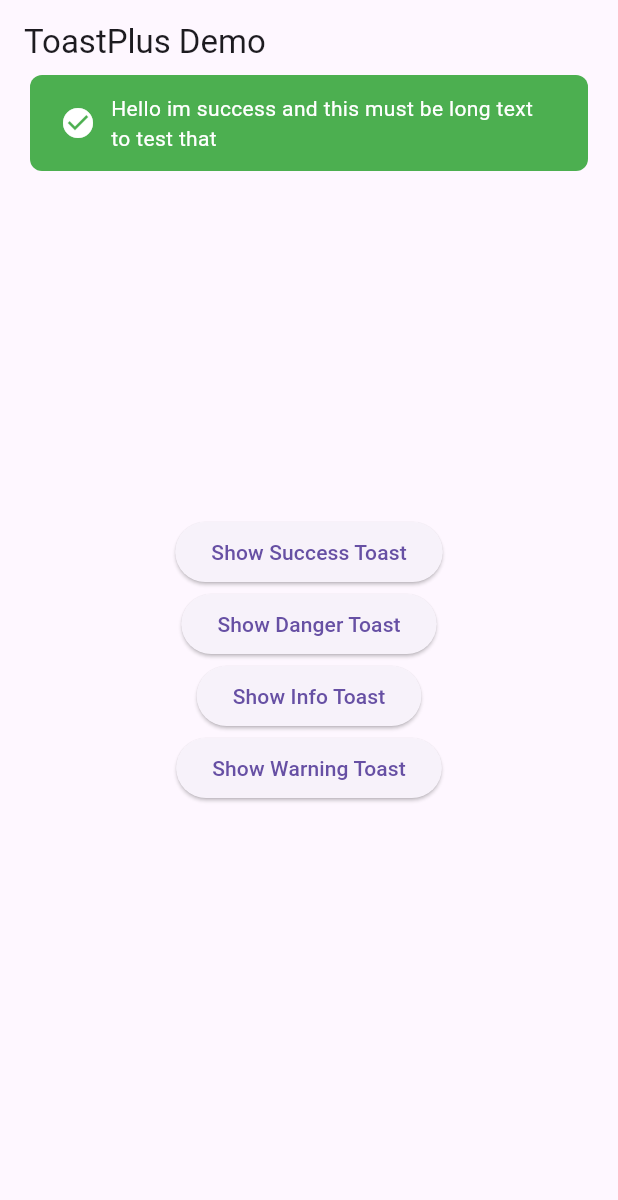
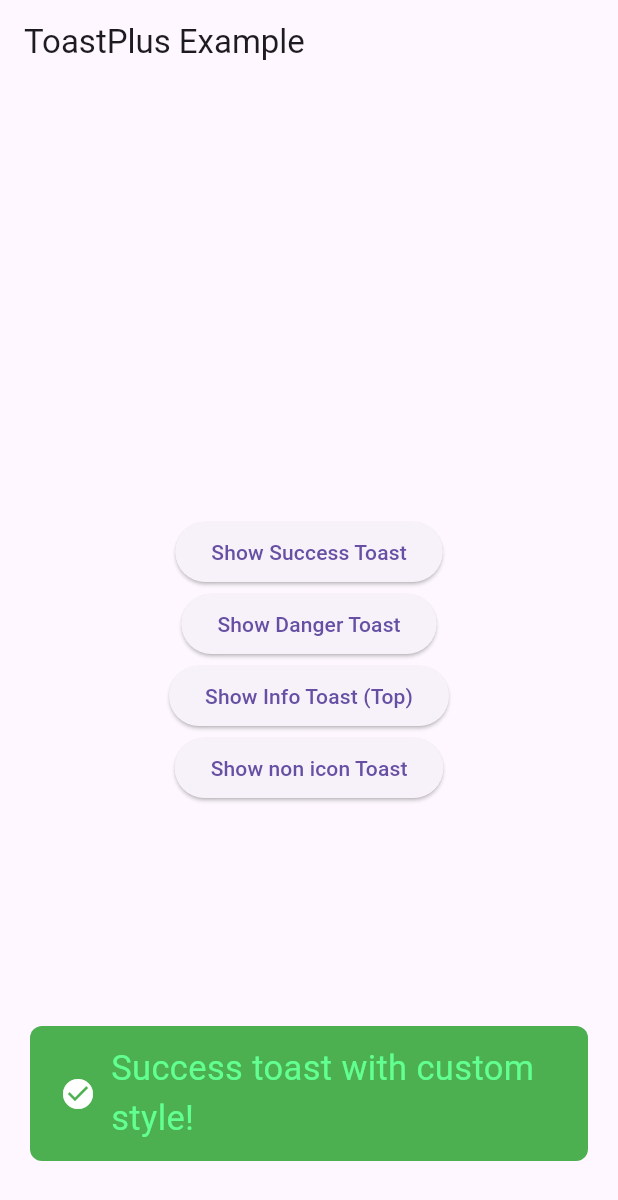
Before and after one commit to KhaledAl2mri/toast_plus, a Flutter app: the screen it shows after launch, after a tap on "Show Success Toast", on a phone screen of 412 x 824 dp. Shown: the top 1200 px of the screen. Run offline on Flutter 3.47's test engine with Material 3 defaults, Android fonts, the phone set to English and light mode, and no system bars.

Commit message:
new version with some update

```diff
--- a/example/lib/main.dart
+++ b/example/lib/main.dart
@@ -9,48 +9,71 @@ class MyApp extends StatelessWidget {
   @override
   Widget build(BuildContext context) {
     return MaterialApp(
-      title: 'ToastPlus Demo',
-      home: HomePage(),
+      title: 'ToastPlus Example',
+      theme: ThemeData(
+        primarySwatch: Colors.blue,
+      ),
+      home: HomeScreen(),
     );
   }
 }
 
-class HomePage extends StatelessWidget {
-  void _showToast(BuildContext context, ToastType type) {
-    ToastPlus.show(context,
-        message:
-            "Hello im ${type.toString().split('.').last} and this must be long text to test that",
-        type: type,
-        duration: const Duration(seconds: 3),
-        isRTL: false,
-        position: ToastPosition.top);
-  }
-
+class HomeScreen extends StatelessWidget {
   @override
   Widget build(BuildContext context) {
     return Scaffold(
       appBar: AppBar(
-        title: Text('ToastPlus Demo'),
+        title: Text('ToastPlus Example'),
       ),
       body: Center(
         child: Column(
           mainAxisAlignment: MainAxisAlignment.center,
-          children: <Widget>[
+          children: [
             ElevatedButton(
-              onPressed: () => _showToast(context, ToastType.success),
+              onPressed: () {
+                ToastPlus.show(
+                  context,
+                  message: "Success toast with custom style!",
+                  type: ToastType.success,
+                  textStyle: TextStyle(
+                      color: Color.fromARGB(255, 98, 255, 145), fontSize: 23),
+                );
+              },
               child: Text('Show Success Toast'),
             ),
             ElevatedButton(
-              onPressed: () => _showToast(context, ToastType.danger),
+              onPressed: () {
+                ToastPlus.show(
+                  context,
+                  message: "Danger toast with animated icon!",
+                  type: ToastType.danger,
+                  animatedIcon: true,
+                );
+              },
               child: Text('Show Danger Toast'),
             ),
             ElevatedButton(
-              onPressed: () => _showToast(context, ToastType.info),
-              child: Text('Show Info Toast'),
+              onPressed: () {
+                ToastPlus.show(
+                  context,
+                  message: "Info toast at the top!",
+                  type: ToastType.info,
+                  position: ToastPosition.top,
+                );
+              },
+              child: Text('Show Info Toast (Top)'),
             ),
             ElevatedButton(
-              onPressed: () => _showToast(context, ToastType.warning),
-              child: Text('Show Warning Toast'),
+              onPressed: () {
+                ToastPlus.show(
+                  context,
+                  message: "Custom widget inside toast!",
+                  type: ToastType.none,
+                  customBackgroundColor: Color.fromARGB(255, 18, 16, 19),
+                  borderRadius: 100.0,
+                );
+              },
+              child: Text('Show non icon Toast'),
             ),
           ],
         ),
--- a/lib/toast_plus.dart
+++ b/lib/toast_plus.dart
@@ -8,6 +8,12 @@ class ToastPlus {
     Duration duration = const Duration(seconds: 2),
     bool isRTL = false,
     ToastPosition position = ToastPosition.bottom,
+    bool animatedIcon = false,
+    IconData? customIcon,
+    Color? customBackgroundColor,
+    TextStyle? textStyle,
+    double borderRadius = 8.0,
+    UniqueKey? toastKey,
   }) {
     OverlayEntry overlayEntry = OverlayEntry(
       builder: (context) => Positioned(
@@ -16,15 +22,21 @@ class ToastPlus {
         bottom: position == ToastPosition.bottom ? 50 : null,
         top: position == ToastPosition.top ? 50 : null,
         child: ToastWidget(
+          key: toastKey ?? UniqueKey(),
           message: message,
           type: type,
           duration: duration,
           isRTL: isRTL,
+          animatedIcon: animatedIcon,
+          customIcon: customIcon,
+          customBackgroundColor: customBackgroundColor,
+          textStyle: textStyle,
+          borderRadius: borderRadius,
         ),
       ),
     );
 
-    Overlay.of(context)!.insert(overlayEntry);
+    Overlay.of(context).insert(overlayEntry);
 
     Future.delayed(duration, () {
       overlayEntry.remove();
@@ -37,13 +49,24 @@ class ToastWidget extends StatefulWidget {
   final ToastType type;
   final Duration duration;
   final bool isRTL;
+  final bool animatedIcon;
+  final IconData? customIcon;
+  final Color? customBackgroundColor;
+  final TextStyle? textStyle;
+  final double borderRadius;
 
   ToastWidget({
+    Key? key,
     required this.message,
     required this.type,
     required this.duration,
     this.isRTL = false,
-  });
+    this.animatedIcon = false,
+    this.customIcon,
+    this.customBackgroundColor,
+    this.textStyle,
+    this.borderRadius = 8.0,
+  }) : super(key: key);
 
   @override
   _ToastWidgetState createState() => _ToastWidgetState();
@@ -53,6 +76,7 @@ class _ToastWidgetState extends State<ToastWidget>
     with SingleTickerProviderStateMixin {
   late AnimationController _controller;
   late Animation<double> _fadeAnimation;
+  late Animation<double> _zoomAnimation;
 
   @override
   void initState() {
@@ -70,12 +94,19 @@ class _ToastWidgetState extends State<ToastWidget>
       ),
     );
 
+    _zoomAnimation = Tween<double>(begin: -10, end: 1.0).animate(
+      CurvedAnimation(
+        parent: _controller,
+        curve: Curves.easeOutBack, // Smooth zoom effect
+      ),
+    );
+
     _controller.forward().then((_) {
       Future.delayed(widget.duration, () {
         _controller.reverse().then((_) {
           if (mounted) {
             // Remove the toast from the overlay
-            Overlay.of(context)!.dispose();
+            Overlay.of(context).dispose();
           }
         });
       });
@@ -98,8 +129,9 @@ class _ToastWidgetState extends State<ToastWidget>
             padding: EdgeInsets.symmetric(horizontal: 20, vertical: 12),
             margin: EdgeInsets.symmetric(horizontal: 20),
             decoration: BoxDecoration(
-              color: _getBackgroundColor(widget.type),
-              borderRadius: BorderRadius.circular(8),
+              color: widget.customBackgroundColor ??
+                  _getBackgroundColor(widget.type),
+              borderRadius: BorderRadius.circular(widget.borderRadius),
             ),
             child: Row(
               mainAxisAlignment: widget.isRTL
@@ -111,19 +143,19 @@ class _ToastWidgetState extends State<ToastWidget>
                   Expanded(
                     child: Text(
                       widget.message,
-                      style: TextStyle(color: Colors.white),
+                      style: widget.textStyle ?? TextStyle(color: Colors.white),
                       textAlign: TextAlign.right,
                     ),
                   ),
                   SizedBox(width: 10),
-                  _getIcon(widget.type),
+                  _buildIcon(),
                 ] else ...[
-                  _getIcon(widget.type),
+                  _buildIcon(),
                   SizedBox(width: 10),
                   Expanded(
                     child: Text(
                       widget.message,
-                      style: TextStyle(color: Colors.white),
+                      style: widget.textStyle ?? TextStyle(color: Colors.white),
                       textAlign: TextAlign.left,
                     ),
                   ),
@@ -134,6 +166,27 @@ class _ToastWidgetState extends State<ToastWidget>
         ),
       ),
     );
+  }
+
+  Widget _buildIcon() {
+    if (widget.type == ToastType.none) {
+      return SizedBox.shrink();
+    }
+
+    Widget icon = Icon(
+      widget.customIcon ?? _getIconData(widget.type),
+      color: Colors.white,
+      size: 24,
+    );
+
+    if (widget.animatedIcon) {
+      icon = ScaleTransition(
+        scale: _zoomAnimation,
+        child: icon,
+      );
+    }
+
+    return icon;
   }
 
   Color _getBackgroundColor(ToastType type) {
@@ -151,33 +204,22 @@ class _ToastWidgetState extends State<ToastWidget>
     }
   }
 
-  Widget _getIcon(ToastType type) {
-    IconData icon;
+  IconData _getIconData(ToastType type) {
     switch (type) {
       case ToastType.success:
-        icon = Icons.check_circle;
-        break;
+        return Icons.check_circle;
       case ToastType.danger:
-        icon = Icons.error;
-        break;
+        return Icons.error;
       case ToastType.info:
-        icon = Icons.info;
-        break;
+        return Icons.info;
       case ToastType.warning:
-        icon = Icons.warning;
-        break;
+        return Icons.warning;
       default:
-        icon = Icons.help_outline;
+        return Icons.help_outline;
     }
-
-    return Icon(
-      icon,
-      color: Colors.white,
-      size: 24,
-    );
   }
 }
 
-enum ToastType { success, danger, info, warning }
+enum ToastType { success, danger, info, warning, none }
 
 enum ToastPosition { top, bottom }
--- a/pubspec.yaml
+++ b/pubspec.yaml
@@ -1,6 +1,6 @@
 name: toast_plus
 description: A customizable toast notification package for Flutter with advanced features and great design.
-version: 1.0.7
+version: 1.0.8
 homepage: https://github.com/KhaledAl2mri/toast_plus
 
 environment:
```
Also changed, not shown: 2 other files.
